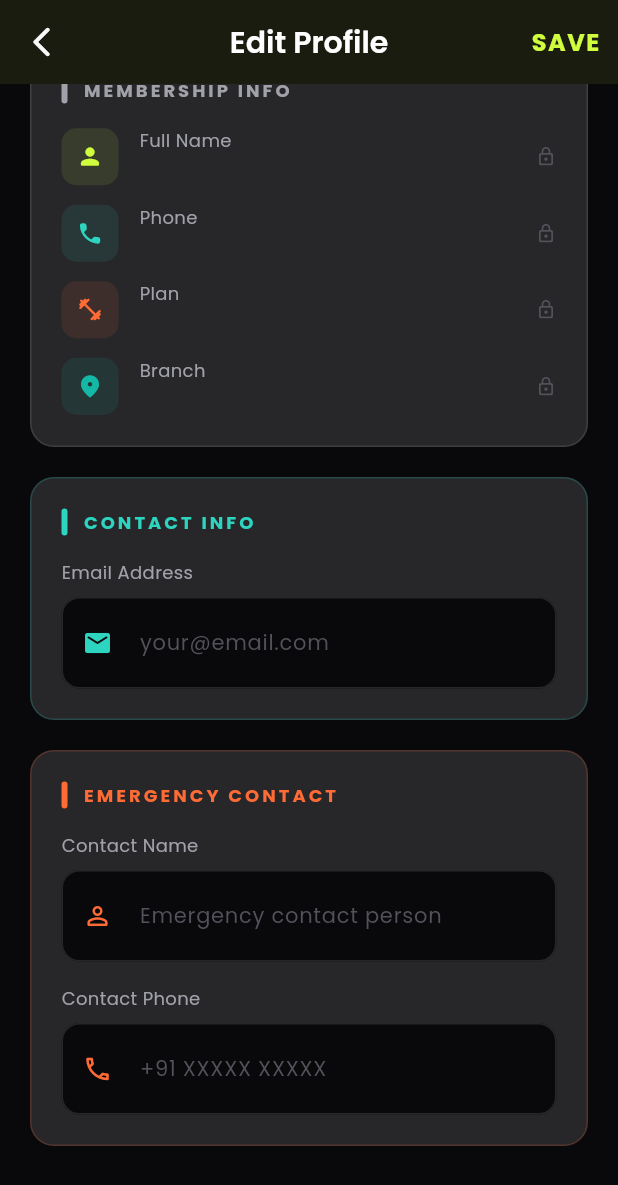
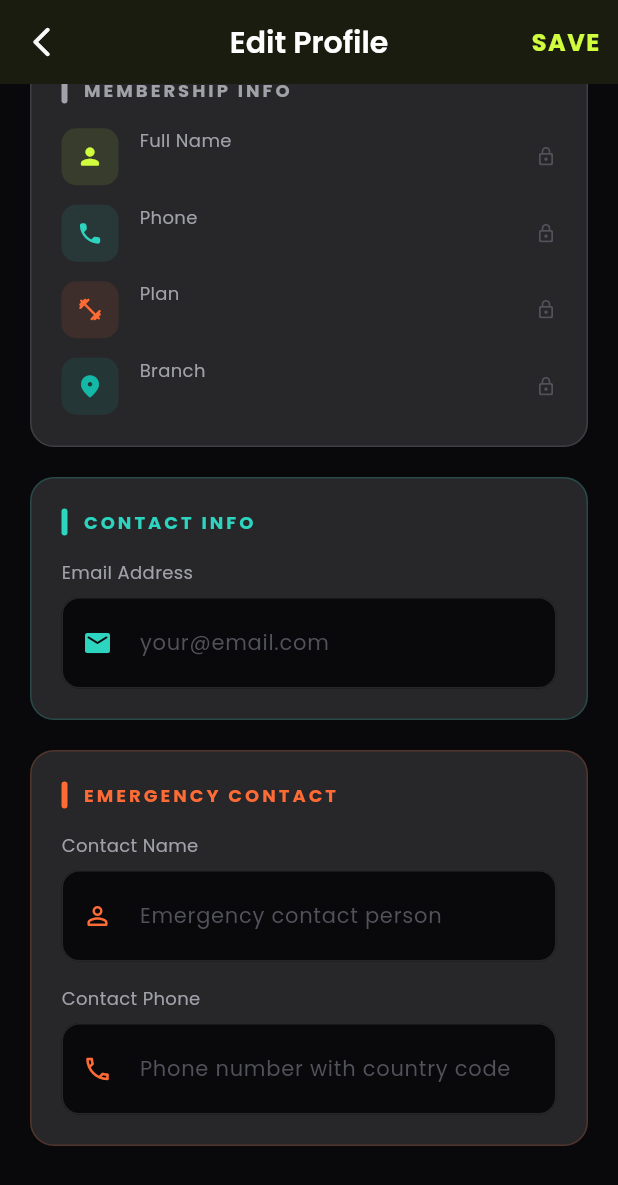
Before and after one commit to mindmonkey2/spring_health, a Flutter app: the EditProfileScreen screen opened directly with empty values, scrolled down 201 dp, on a phone screen of 412 x 824 dp. Shown: the top 1185 px of the screen. Run offline on Flutter 3.47's test engine with Material 3 defaults, Android fonts, the phone set to English and light mode, and no system bars; drawn by our look-alikes of flutter_animate; our stand-ins replace cloud_firestore, connectivity_plus, csv, firebase_ai, firebase_auth, firebase_core and 15 more; missing offline and left inert: health, mailer, mobile_scanner, razorpay_flutter; accounts and stored records are empty; network calls fail.

Commit message:
🧹 Remove hardcoded phone hint
Co-authored-by: mindmonkey2 <140203535+mindmonkey2@users.noreply.github.com>

```diff
--- a/spring_health_member_app/lib/screens/profile/edit_profile_screen.dart
+++ b/spring_health_member_app/lib/screens/profile/edit_profile_screen.dart
@@ -383,7 +383,7 @@ class _EditProfileScreenState extends State<EditProfileScreen> {
           const SizedBox(height: 16),
           _buildField(
             label: 'Contact Phone',
-            hint: '+91 XXXXX XXXXX',
+            hint: 'Phone number with country code',
             controller: _emergencyPhoneCtrl,
             icon: Icons.phone_outlined,
             color: AppColors.neonOrange,
```
